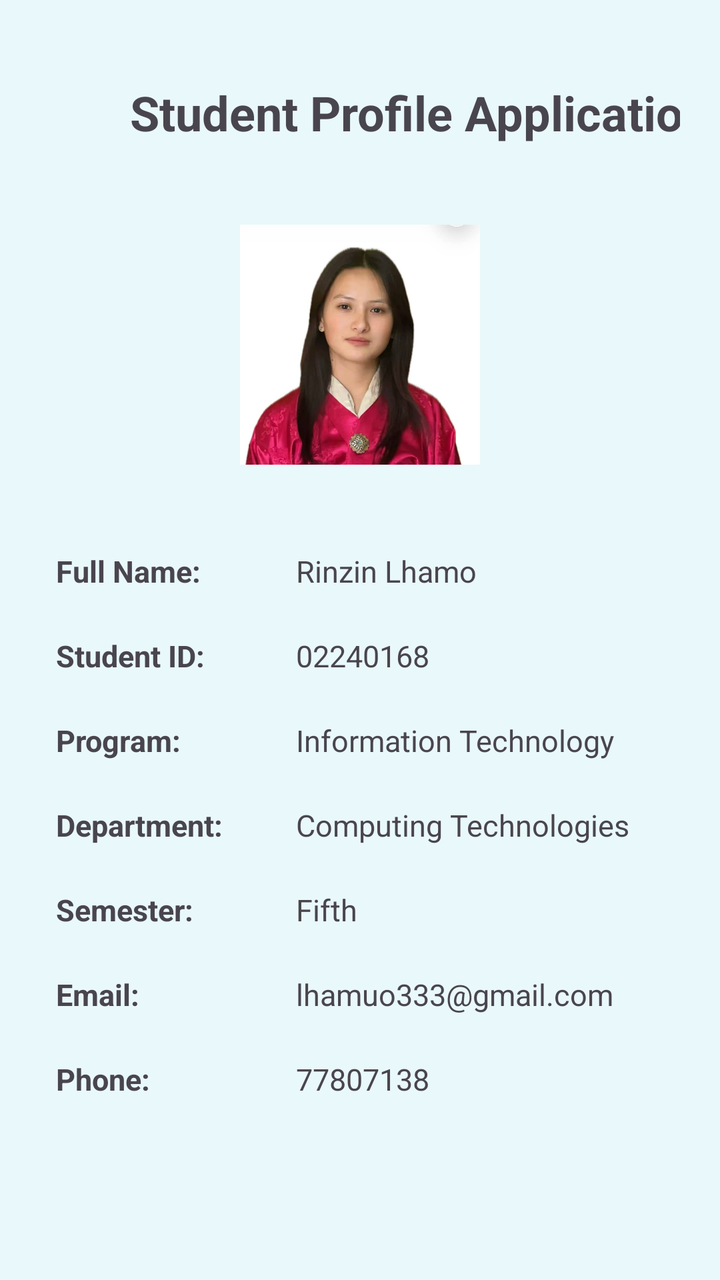
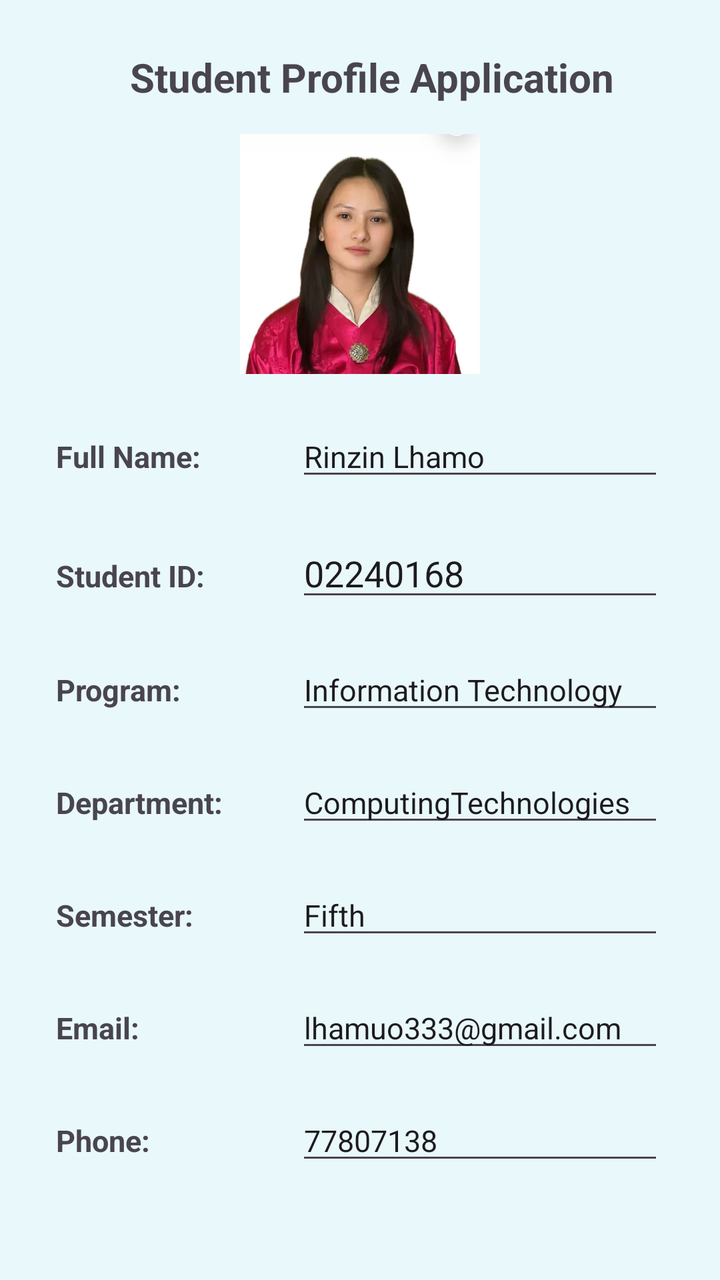

Screens rendered from an Android XML layout before and after an edit, with the pre-edit source and the edit as a unified diff.
<!-- AndroidManifest.xml: application theme Theme.My_Profile -->
<!-- res/layout/activity_main.xml -->
<?xml version="1.0" encoding="utf-8"?>
<LinearLayout xmlns:android="http://schemas.android.com/apk/res/android"
    xmlns:app="http://schemas.android.com/apk/res-auto"
    xmlns:tools="http://schemas.android.com/tools"
    android:id="@+id/main"
    android:layout_width="match_parent"
    android:layout_height="match_parent"
    android:background="#E9F8FA"
    android:orientation="vertical"
    android:padding="20dp"
    tools:context=".MainActivity">


    <TextView
        android:id="@+id/profile"
        android:layout_width="match_parent"
        android:layout_height="wrap_content"
        android:layout_gravity="center"
        android:layout_marginLeft="30dp"
        android:layout_marginTop="20dp"
        android:layout_marginBottom="20dp"
        android:text="Student Profile Application"
        android:textSize="24sp"
        android:textStyle="bold" />

    <ImageView
        android:id="@+id/profileImage"
        android:layout_width="120dp"
        android:layout_height="120dp"
        android:layout_gravity="center"
        android:layout_marginBottom="15dp"
        android:layout_marginTop="20dp"
        android:src="@drawable/img" />

    <LinearLayout
        android:layout_width="match_parent"
        android:layout_height="wrap_content"
        android:layout_marginBottom="6dp"
        android:layout_marginTop="20dp"
        android:orientation="horizontal"
        android:padding="8dp">

        <TextView
            android:layout_width="120dp"
            android:layout_height="wrap_content"
            android:text="Full Name:"
            android:textSize="15sp"
            android:textStyle="bold" />

        <TextView
            android:layout_width="0dp"
            android:layout_height="wrap_content"
            android:layout_weight="1"
            android:text="Rinzin Lhamo"
            android:textSize="15sp" />

    </LinearLayout>

    <LinearLayout
        android:layout_width="match_parent"
        android:layout_height="wrap_content"
        android:layout_marginBottom="6dp"
        android:orientation="horizontal"
        android:padding="8dp">

        <TextView
            android:layout_width="120dp"
            android:layout_height="wrap_content"
            android:text="Student ID:"
            android:textSize="15sp"
            android:textStyle="bold" />

        <TextView
            android:layout_width="0dp"
            android:layout_height="wrap_content"
            android:layout_weight="1"
            android:text="02240168"
            android:textSize="15sp" />

    </LinearLayout>

    <LinearLayout
        android:layout_width="match_parent"
        android:layout_height="wrap_content"
        android:layout_marginBottom="6dp"
        android:orientation="horizontal"
        android:padding="8dp">

        <TextView
            android:layout_width="120dp"
            android:layout_height="wrap_content"
            android:text="Program:"
            android:textSize="15sp"
            android:textStyle="bold" />

        <TextView
            android:layout_width="0dp"
            android:layout_height="wrap_content"
            android:layout_weight="1"
            android:text="Information Technology"
            android:textSize="15sp" />

    </LinearLayout>

    <LinearLayout
        android:layout_width="match_parent"
        android:layout_height="wrap_content"
        android:layout_marginBottom="6dp"
        android:orientation="horizontal"
        android:padding="8dp">

        <TextView
            android:layout_width="120dp"
            android:layout_height="wrap_content"
            android:text="Department:"
            android:textSize="15sp"
            android:textStyle="bold" />

        <TextView
            android:layout_width="0dp"
            android:layout_height="wrap_content"
            android:layout_weight="1"
            android:text="Computing Technologies"
            android:textSize="15sp" />

    </LinearLayout>

    <LinearLayout
        android:layout_width="match_parent"
        android:layout_height="wrap_content"
        android:layout_marginBottom="6dp"
        android:orientation="horizontal"
        android:padding="8dp">

        <TextView
            android:layout_width="120dp"
            android:layout_height="wrap_content"
            android:text="Semester:"
            android:textSize="15sp"
            android:textStyle="bold" />

        <TextView
            android:layout_width="0dp"
            android:layout_height="wrap_content"
            android:layout_weight="1"
            android:text="Fifth"
            android:textSize="15sp" />

    </LinearLayout>

    <LinearLayout
        android:layout_width="match_parent"
        android:layout_height="wrap_content"
        android:layout_marginBottom="6dp"
        android:orientation="horizontal"
        android:padding="8dp">

        <TextView
            android:layout_width="120dp"
            android:layout_height="wrap_content"
            android:text="Email:"
            android:textSize="15sp"
            android:textStyle="bold" />

        <TextView
            android:layout_width="0dp"
            android:layout_height="wrap_content"
            android:layout_weight="1"
            android:text="lhamuo333@gmail.com"
            android:textSize="15sp" />

    </LinearLayout>

    <LinearLayout
        android:layout_width="match_parent"
        android:layout_height="wrap_content"
        android:layout_marginBottom="6dp"
        android:orientation="horizontal"
        android:padding="8dp">

        <TextView
            android:layout_width="120dp"
            android:layout_height="wrap_content"
            android:text="Phone:"
            android:textSize="15sp"
            android:textStyle="bold" />

        <TextView
            android:layout_width="0dp"
            android:layout_height="wrap_content"
            android:layout_weight="1"
            android:text="77807138"
            android:textSize="15sp" />

    </LinearLayout>

    <LinearLayout
        android:layout_width="match_parent"
        android:layout_height="wrap_content"
        android:layout_marginTop="50dp"
        android:orientation="horizontal"
        >

        <Button
            android:id="@+id/saveBtn"
            android:layout_width="0dp"
            android:layout_height="wrap_content"
            android:layout_marginEnd="20dp"
            android:layout_weight="1"
            android:backgroundTint="#2196F3"
            android:text="Save" />

        <Button
            android:id="@+id/clearBtn"
            android:layout_width="0dp"
            android:layout_height="wrap_content"
            android:layout_marginStart="3dp"
            android:layout_marginEnd="3dp"
            android:layout_weight="1"
            android:backgroundTint="#78909C"
            android:text="Clear" />

        <Button
            android:id="@+id/editBtn"
            android:layout_width="0dp"
            android:layout_height="wrap_content"
            android:layout_marginStart="6dp"
            android:layout_weight="1"
            android:backgroundTint="@color/black"
            android:text="Edit" />

    </LinearLayout>


</LinearLayout>
<!-- resources referenced by this layout -->
<resources>
  <color name="black">#FF000000</color>
  <!-- drawable img: png bitmap (drawable, 886680 bytes) -->
  <style name="Theme.My_Profile" parent="Base.Theme.My_Profile" />
  <style name="Base.Theme.My_Profile" parent="Theme.Material3.DayNight.NoActionBar">
          
          
      </style>
</resources>

<!-- the commit's change to res/layout/activity_main.xml (unified diff, before → after) -->
@@ -17,10 +17,10 @@
         android:layout_height="wrap_content"
         android:layout_gravity="center"
         android:layout_marginLeft="30dp"
-        android:layout_marginTop="20dp"
-        android:layout_marginBottom="20dp"
+        android:layout_marginTop="5dp"
+        android:layout_marginBottom="5dp"
         android:text="Student Profile Application"
-        android:textSize="24sp"
+        android:textSize="20sp"
         android:textStyle="bold" />
 
     <ImageView
@@ -28,184 +28,211 @@
         android:layout_width="120dp"
         android:layout_height="120dp"
         android:layout_gravity="center"
-        android:layout_marginBottom="15dp"
+        android:layout_marginBottom="10dp"
+        android:layout_marginTop="10dp"
+        android:src="@drawable/img" />
+
+    <LinearLayout
+        android:layout_width="match_parent"
+        android:layout_height="wrap_content"
+        android:layout_marginBottom="3dp"
+        android:layout_marginTop="3dp"
+        android:orientation="horizontal"
+        android:padding="8dp">
+
+        <TextView
+            android:layout_width="120dp"
+            android:layout_height="wrap_content"
+            android:text="Full Name:"
+            android:textSize="15sp"
+            android:textStyle="bold" />
+        <EditText
+            android:id="@+id/editTextText"
+            android:layout_width="0dp"
+            android:layout_height="wrap_content"
+            android:layout_weight="1"
+            android:ems="10"
+            android:inputType="text"
+            android:text="Rinzin Lhamo"
+            android:textSize="15sp" />
+
+
+
+
+
+    </LinearLayout>
+
+    <LinearLayout
+        android:layout_width="match_parent"
+        android:layout_height="wrap_content"
+        android:layout_marginBottom="3dp"
+        android:orientation="horizontal"
+        android:padding="8dp">
+
+        <TextView
+            android:layout_width="120dp"
+            android:layout_height="wrap_content"
+            android:text="Student ID:"
+            android:textSize="15sp"
+            android:textStyle="bold" />
+
+        <EditText
+            android:id="@+id/editTextNumber"
+            android:layout_width="0dp"
+            android:layout_height="wrap_content"
+            android:layout_weight="1"
+            android:ems="10"
+            android:inputType="number"
+            android:text="02240168"/>
+
+
+    </LinearLayout>
+
+    <LinearLayout
+        android:layout_width="match_parent"
+        android:layout_height="wrap_content"
+        android:layout_marginBottom="3dp"
+        android:orientation="horizontal"
+        android:padding="8dp">
+
+        <TextView
+            android:layout_width="120dp"
+            android:layout_height="wrap_content"
+            android:text="Program:"
+            android:textSize="15sp"
+            android:textStyle="bold" />
+        <EditText
+            android:id="@+id/editTextProgram"
+            android:layout_width="0dp"
+            android:layout_height="wrap_content"
+            android:layout_weight="1"
+            android:ems="10"
+            android:inputType="text"
+            android:text="Information Technology"
+            android:textSize="15sp" />
+
+
+
+    </LinearLayout>
+
+    <LinearLayout
+        android:layout_width="match_parent"
+        android:layout_height="wrap_content"
+        android:layout_marginBottom="3dp"
+        android:orientation="horizontal"
+        android:padding="8dp">
+
+        <TextView
+            android:layout_width="120dp"
+            android:layout_height="wrap_content"
+            android:text="Department:"
+            android:textSize="15sp"
+            android:textStyle="bold" />
+
+        <EditText
+            android:id="@+id/editTextDepartment"
+            android:layout_width="0dp"
+            android:layout_height="wrap_content"
+            android:layout_weight="1"
+            android:ems="10"
+            android:inputType="text"
+            android:text="ComputingTechnologies"
+            android:textSize="15sp" />
+
+    </LinearLayout>
+
+    <LinearLayout
+        android:layout_width="match_parent"
+        android:layout_height="wrap_content"
+        android:layout_marginBottom="3dp"
+        android:orientation="horizontal"
+        android:padding="8dp">
+
+        <TextView
+            android:layout_width="120dp"
+            android:layout_height="wrap_content"
+            android:text="Semester:"
+            android:textSize="15sp"
+            android:textStyle="bold" />
+
+        <EditText
+            android:id="@+id/editTextSemester"
+            android:layout_width="0dp"
+            android:layout_height="wrap_content"
+            android:layout_weight="1"
+            android:ems="10"
+            android:inputType="text"
+            android:text="Fifth"
+            android:textSize="15sp" />
+
+    </LinearLayout>
+
+    <LinearLayout
+        android:layout_width="match_parent"
+        android:layout_height="wrap_content"
+        android:layout_marginBottom="3dp"
+        android:orientation="horizontal"
+        android:padding="8dp">
+
+        <TextView
+            android:layout_width="120dp"
+            android:layout_height="wrap_content"
+            android:text="Email:"
+            android:textSize="15sp"
+            android:textStyle="bold" />
+
+
+
+        <EditText
+            android:id="@+id/editTextTextEmailAddress"
+            android:layout_width="0dp"
+            android:layout_height="wrap_content"
+            android:layout_weight="1"
+            android:ems="10"
+            android:textSize="15sp"
+            android:inputType="textEmailAddress"
+            android:text="lhamuo333@gmail.com"/>
+
+    </LinearLayout>
+
+    <LinearLayout
+        android:layout_width="match_parent"
+        android:layout_height="wrap_content"
+        android:layout_marginBottom="3dp"
+        android:orientation="horizontal"
+        android:padding="8dp">
+
+        <TextView
+            android:layout_width="120dp"
+            android:layout_height="wrap_content"
+            android:text="Phone:"
+            android:textSize="15sp"
+            android:textStyle="bold" />
+
+
+        <EditText
+            android:id="@+id/editTextPhone"
+            android:layout_width="0dp"
+            android:layout_height="wrap_content"
+            android:layout_weight="1"
+            android:ems="10"
+            android:inputType="phone"
+            android:text="77807138"
+            android:textSize="15sp" />
+
+    </LinearLayout>
+
+    <LinearLayout
+        android:layout_width="match_parent"
+        android:layout_height="wrap_content"
         android:layout_marginTop="20dp"
-        android:src="@drawable/img" />
-
-    <LinearLayout
-        android:layout_width="match_parent"
-        android:layout_height="wrap_content"
-        android:layout_marginBottom="6dp"
-        android:layout_marginTop="20dp"
-        android:orientation="horizontal"
-        android:padding="8dp">
-
-        <TextView
-            android:layout_width="120dp"
-            android:layout_height="wrap_content"
-            android:text="Full Name:"
-            android:textSize="15sp"
-            android:textStyle="bold" />
-
-        <TextView
-            android:layout_width="0dp"
-            android:layout_height="wrap_content"
-            android:layout_weight="1"
-            android:text="Rinzin Lhamo"
-            android:textSize="15sp" />
-
-    </LinearLayout>
-
-    <LinearLayout
-        android:layout_width="match_parent"
-        android:layout_height="wrap_content"
-        android:layout_marginBottom="6dp"
-        android:orientation="horizontal"
-        android:padding="8dp">
-
-        <TextView
-            android:layout_width="120dp"
-            android:layout_height="wrap_content"
-            android:text="Student ID:"
-            android:textSize="15sp"
-            android:textStyle="bold" />
-
-        <TextView
-            android:layout_width="0dp"
-            android:layout_height="wrap_content"
-            android:layout_weight="1"
-            android:text="02240168"
-            android:textSize="15sp" />
-
-    </LinearLayout>
-
-    <LinearLayout
-        android:layout_width="match_parent"
-        android:layout_height="wrap_content"
-        android:layout_marginBottom="6dp"
-        android:orientation="horizontal"
-        android:padding="8dp">
-
-        <TextView
-            android:layout_width="120dp"
-            android:layout_height="wrap_content"
-            android:text="Program:"
-            android:textSize="15sp"
-            android:textStyle="bold" />
-
-        <TextView
-            android:layout_width="0dp"
-            android:layout_height="wrap_content"
-            android:layout_weight="1"
-            android:text="Information Technology"
-            android:textSize="15sp" />
-
-    </LinearLayout>
-
-    <LinearLayout
-        android:layout_width="match_parent"
-        android:layout_height="wrap_content"
-        android:layout_marginBottom="6dp"
-        android:orientation="horizontal"
-        android:padding="8dp">
-
-        <TextView
-            android:layout_width="120dp"
-            android:layout_height="wrap_content"
-            android:text="Department:"
-            android:textSize="15sp"
-            android:textStyle="bold" />
-
-        <TextView
-            android:layout_width="0dp"
-            android:layout_height="wrap_content"
-            android:layout_weight="1"
-            android:text="Computing Technologies"
-            android:textSize="15sp" />
-
-    </LinearLayout>
-
-    <LinearLayout
-        android:layout_width="match_parent"
-        android:layout_height="wrap_content"
-        android:layout_marginBottom="6dp"
-        android:orientation="horizontal"
-        android:padding="8dp">
-
-        <TextView
-            android:layout_width="120dp"
-            android:layout_height="wrap_content"
-            android:text="Semester:"
-            android:textSize="15sp"
-            android:textStyle="bold" />
-
-        <TextView
-            android:layout_width="0dp"
-            android:layout_height="wrap_content"
-            android:layout_weight="1"
-            android:text="Fifth"
-            android:textSize="15sp" />
-
-    </LinearLayout>
-
-    <LinearLayout
-        android:layout_width="match_parent"
-        android:layout_height="wrap_content"
-        android:layout_marginBottom="6dp"
-        android:orientation="horizontal"
-        android:padding="8dp">
-
-        <TextView
-            android:layout_width="120dp"
-            android:layout_height="wrap_content"
-            android:text="Email:"
-            android:textSize="15sp"
-            android:textStyle="bold" />
-
-        <TextView
-            android:layout_width="0dp"
-            android:layout_height="wrap_content"
-            android:layout_weight="1"
-            android:text="lhamuo333@gmail.com"
-            android:textSize="15sp" />
-
-    </LinearLayout>
-
-    <LinearLayout
-        android:layout_width="match_parent"
-        android:layout_height="wrap_content"
-        android:layout_marginBottom="6dp"
-        android:orientation="horizontal"
-        android:padding="8dp">
-
-        <TextView
-            android:layout_width="120dp"
-            android:layout_height="wrap_content"
-            android:text="Phone:"
-            android:textSize="15sp"
-            android:textStyle="bold" />
-
-        <TextView
-            android:layout_width="0dp"
-            android:layout_height="wrap_content"
-            android:layout_weight="1"
-            android:text="77807138"
-            android:textSize="15sp" />
-
-    </LinearLayout>
-
-    <LinearLayout
-        android:layout_width="match_parent"
-        android:layout_height="wrap_content"
-        android:layout_marginTop="50dp"
-        android:orientation="horizontal"
-        >
+        android:orientation="horizontal">
 
         <Button
             android:id="@+id/saveBtn"
             android:layout_width="0dp"
             android:layout_height="wrap_content"
-            android:layout_marginEnd="20dp"
+            android:layout_marginEnd="4dp"
             android:layout_weight="1"
             android:backgroundTint="#2196F3"
             android:text="Save" />
@@ -214,8 +241,8 @@
             android:id="@+id/clearBtn"
             android:layout_width="0dp"
             android:layout_height="wrap_content"
-            android:layout_marginStart="3dp"
-            android:layout_marginEnd="3dp"
+            android:layout_marginStart="4dp"
+            android:layout_marginEnd="4dp"
             android:layout_weight="1"
             android:backgroundTint="#78909C"
             android:text="Clear" />
@@ -224,7 +251,7 @@
             android:id="@+id/editBtn"
             android:layout_width="0dp"
             android:layout_height="wrap_content"
-            android:layout_marginStart="6dp"
+            android:layout_marginStart="4dp"
             android:layout_weight="1"
             android:backgroundTint="@color/black"
             android:text="Edit" />
